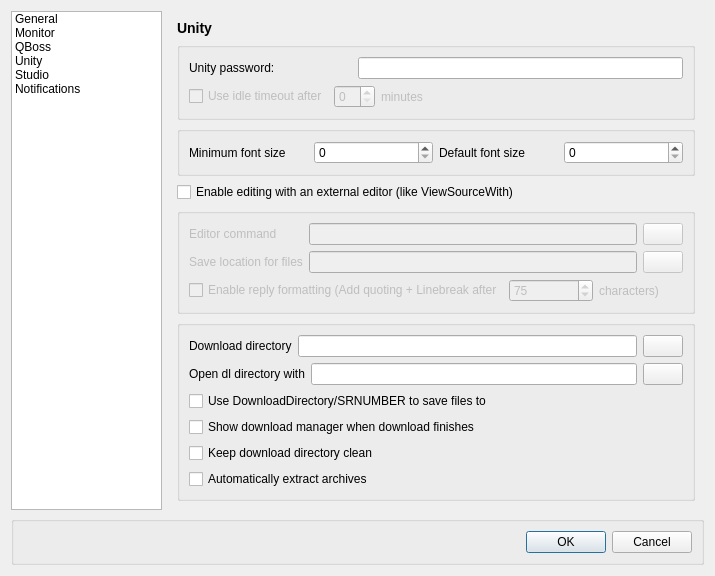
The window that ui/configdialog.ui (bochi/kueue) describes before a commit, drawn with Qt 5.
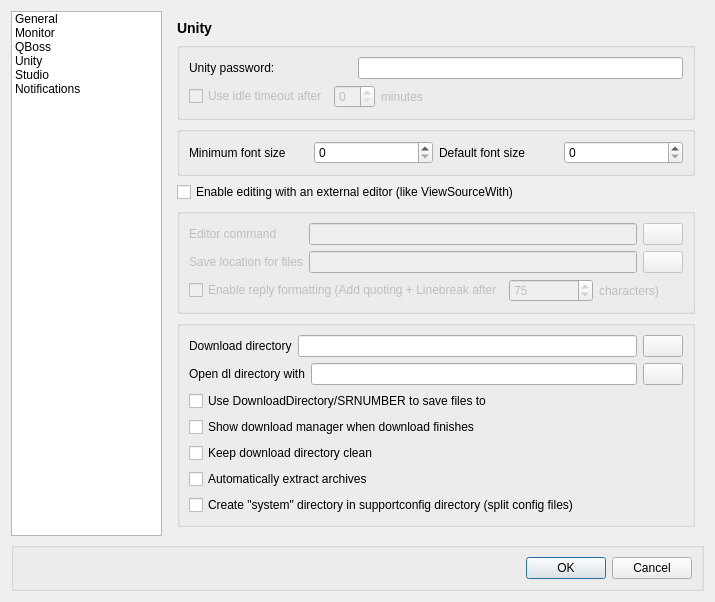
The same window after the commit. The open tabs and pages were chosen to show the change. Icons and pictures are not drawn.

Diff of the .ui file:
```diff
--- a/ui/configdialog.ui
+++ b/ui/configdialog.ui
@@ -7,7 +7,7 @@
     <x>0</x>
     <y>0</y>
     <width>715</width>
-    <height>512</height>
+    <height>537</height>
    </rect>
   </property>
   <property name="windowTitle">
@@ -985,6 +985,13 @@
             </property>
            </widget>
           </item>
+          <item row="6" column="0">
+           <widget class="QCheckBox" name="cfg_splitSupportconfig">
+            <property name="text">
+             <string>Create &quot;system&quot; directory in supportconfig directory (split config files)</string>
+            </property>
+           </widget>
+          </item>
          </layout>
         </widget>
        </item>
```
